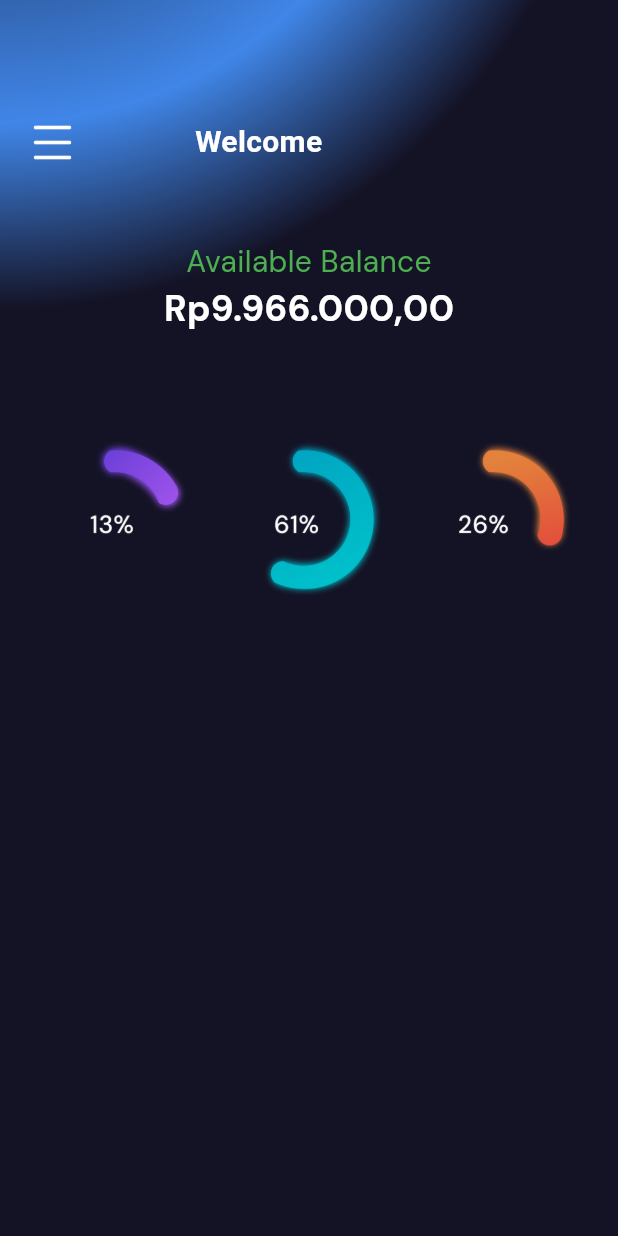
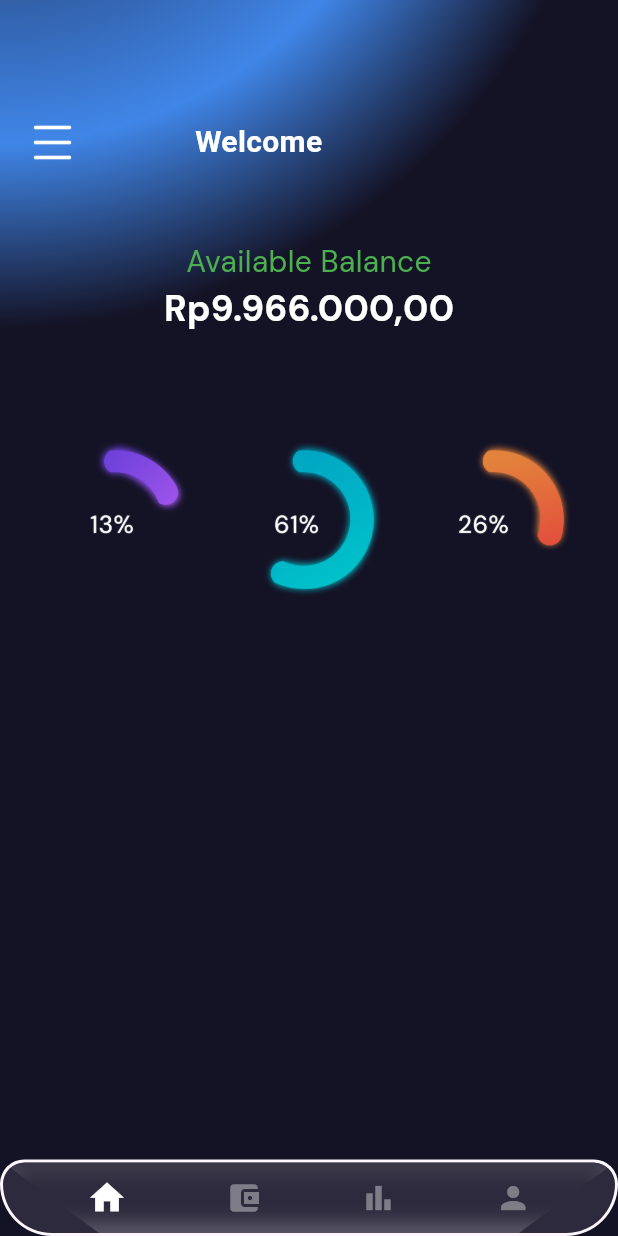
Before and after one commit to vann10/projek_pab_duit, a Flutter app: the screen it shows after launch, on a phone screen of 412 x 824 dp. Run offline on Flutter 3.47's test engine with Material 3 defaults, Android fonts, the phone set to English and light mode, and no system bars; drawn by our look-alikes of zoom_tap_animation; our stand-ins replace google_fonts; Roboto replaces fonts that are missing (Syncopate).

Commit message:
nambahin bawah

```diff
--- a/lib/bottom_navbar.dart
+++ b/lib/bottom_navbar.dart
@@ -1,4 +1,6 @@
+import 'dart:ui';
 import 'package:flutter/material.dart';
+import 'package:zoom_tap_animation/zoom_tap_animation.dart';
 
 class CustomBottomNavBar extends StatelessWidget {
   final int currentIndex;
@@ -12,41 +14,81 @@ class CustomBottomNavBar extends StatelessWidget {
 
   @override
   Widget build(BuildContext context) {
-    return ClipRRect(
+    final theme = Theme.of(context);
+
+    return Positioned(
+      bottom: 18,
+      left: 18,
+      right: 18,
+      height: 86,
+      child: Container(
+        decoration: BoxDecoration(
+          border: Border.all(width: 2, color: theme.scaffoldBackgroundColor),
           borderRadius: const BorderRadius.only(
-        topLeft: Radius.circular(30),
-        topRight: Radius.circular(30),
+            topRight: Radius.circular(24),
+            topLeft: Radius.circular(24),
+            bottomLeft: Radius.circular(52),
+            bottomRight: Radius.circular(52),
           ),
-      child: BottomAppBar(
-        color: Colors.black.withValues(alpha: 0.5), // semi-transparan
-        elevation: 0,
-        child: Padding(
-          padding: const EdgeInsets.symmetric(vertical: 10, horizontal: 20),
+          color: theme.scaffoldBackgroundColor.withOpacity(0.1),
+        ),
+        child: ClipRRect(
+          borderRadius: const BorderRadius.only(
+            topRight: Radius.circular(24),
+            topLeft: Radius.circular(24),
+            bottomLeft: Radius.circular(52),
+            bottomRight: Radius.circular(52),
+          ),
+          child: ClipPath(
+            clipper: MyCustomClipper(),
+            child: BackdropFilter(
+              filter: ImageFilter.blur(sigmaX: 8, sigmaY: 8),
               child: Row(
-            mainAxisAlignment: MainAxisAlignment.spaceAround,
+                mainAxisAlignment: MainAxisAlignment.spaceEvenly,
                 children: [
                   _buildIcon(Icons.home, 0),
                   _buildIcon(Icons.account_balance_wallet, 1),
-              _buildIcon(Icons.bar_chart, 2, isCenter: true),
+                  _buildIcon(Icons.bar_chart, 2),
                   _buildIcon(Icons.person, 3),
                 ],
+              ),
+            ),
           ),
         ),
       ),
     );
   }
 
-  Widget _buildIcon(IconData icon, int index, {bool isCenter = false}) {
-    return GestureDetector(
+  Widget _buildIcon(IconData icon, int index) {
+    final isSelected = currentIndex == index;
+    return ZoomTapAnimation(
       onTap: () => onTap(index),
-      child: Container(
+      child: AnimatedContainer(
+        duration: const Duration(milliseconds: 200),
         padding: const EdgeInsets.all(10),
         child: Icon(
           icon,
-          size: currentIndex == index ? 27 : 24,
-          color: currentIndex == index ? Colors.white : Colors.white54,
+          size: isSelected ? 27 : 24,
+          color: isSelected ? Colors.white : Colors.white38,
         ),
       ),
     );
   }
 }
+
+class MyCustomClipper extends CustomClipper<Path> {
+  @override
+  Path getClip(Size size) {
+    Path path = Path();
+    path.moveTo(0, 0);
+    path.lineTo(size.width, 0);
+    path.lineTo(size.width - 64, size.height);
+    path.lineTo(64, size.height);
+    path.lineTo(0, 0);
+    path.close();
+    return path;
+  }
+
+  @override
+  bool shouldReclip(covariant CustomClipper<Path> oldClipper) => true;
+}
--- a/lib/home_page.dart
+++ b/lib/home_page.dart
@@ -22,14 +22,31 @@ class _HomePageState extends State<HomePage> {
   @override
   Widget build(BuildContext context) {
     return Scaffold(
-      drawer: const AppDrawer(),
-      body: Builder(builder: (context) => Stack(
+      backgroundColor: const Color(0xFF141326),
+      body: _pages[_currentIndex],
+      bottomNavigationBar: CustomBottomNavBar(
+        currentIndex: _currentIndex,
+        onTap: (index) {
+          setState(() {
+            _currentIndex = index;
+          });
+        },
+      ),
+    );
+  }
+}
+
+class HomeContent extends StatelessWidget {
+  @override
+  Widget build(BuildContext context) {
+    return Stack(
       children: [
         Container(
           width: double.infinity,
           height: double.infinity,
           decoration: const BoxDecoration(
-              gradient: RadialGradient(center: Alignment(-1.0, -1.5),
+            gradient: RadialGradient(
+              center: Alignment(-1.0, -1.5),
               radius: 1,
               colors: [
                 Color(0xFF141326),
@@ -40,75 +57,19 @@ class _HomePageState extends State<HomePage> {
             ),
           ),
         ),
-          Column(
-            children: [
-              Header(context),
-              const SizedBox(height: 50),
-              Balance(),
+        Column(children: [Header(), const SizedBox(height: 50), Balance()]),
       ],
-              ),
-            ],
-          ),
-        ),
     );
   }
 }
 
-  // @override
-  // Widget build(BuildContext context) {
-  //   return Scaffold(
-  //     body: Stack(
-  //       children: [
-  //         // Background image
-  //         Container(
-  //           width: double.infinity,
-  //           height: double.infinity,
-  //           child: Container(
-  //             decoration: BoxDecoration(
-  //               gradient: RadialGradient(
-  //                 center: Alignment(-1.0, -1.5),
-  //                 radius: 1,
-  //                 colors: [
-  //                   Color(0xFF141326),
-  //                   Color.fromARGB(255, 64, 134, 232),
-  //                   Color(0xFF141326),
-  //                 ],
-  //                 stops: [0.0, 0.7, 1],
-  //               ),
-  //             ),
-  //           ),
-  //         ),
-
-  //         Column(children: [
-  //           Header(),
-  //           SizedBox(height: 50),
-  //           Balance()
-  //           ]
-  //           ),
-  //       ],
-  //     ),
-  //   );
-  // }
-
-Widget Header(BuildContext context) {
+Widget Header() {
   return Padding(
-    padding: const EdgeInsets.only(
-      top: 80.0,
-      left: 20.0,
-    ),
+    padding: const EdgeInsets.only(top: 80.0, left: 20.0),
     child: Row(
       children: [
-        GestureDetector(
-          onTap: () {
-            Scaffold.of(context).openDrawer();
-          },
-          child: Image.asset(
-            'assets/images/hamburger.png',
-            width: 30,
-            height: 30,
-          ),
-        ),
-        const SizedBox(width: 80),
+        Image.asset('assets/images/hamburger.png', width: 30, height: 30),
+        SizedBox(width: 80),
         Text(
           "Welcome",
           style: GoogleFonts.syncopate(
@@ -145,45 +106,3 @@ Widget Balance() {
     ),
   );
 }
-
-class AppDrawer extends StatelessWidget {
-  const AppDrawer({super.key});
-
-  @override
-  Widget build(BuildContext context) {
-    return Drawer(
-      backgroundColor: Color(0xFF1A1A2E),
-      child: ListView(
-        padding: EdgeInsets.zero,
-        children: [
-          const DrawerHeader(
-            decoration: BoxDecoration(
-              color: Color(0xFF0F3460),
-            ),
-            child: Text(
-              'Menu',
-              style: TextStyle(
-                color: Colors.white,
-                fontSize: 24,
-              ),
-            ),
-          ),
-          ListTile(
-            leading: Icon(Icons.home, color: Colors.white),
-            title: const Text('Beranda', style: TextStyle(color: Colors.white)),
-            onTap: () {
-              Navigator.pop(context);
-            },
-          ),
-          ListTile(
-            leading: Icon(Icons.settings, color: Colors.white),
-            title: const Text('Pengaturan', style: TextStyle(color: Colors.white)),
-            onTap: () {
-              Navigator.pop(context);
-            },
-          ),
-        ],
-      ),
-    );
-  }
-}
--- a/pubspec.yaml
+++ b/pubspec.yaml
@@ -35,6 +35,7 @@ dependencies:
   # Use with the CupertinoIcons class for iOS style icons.
   cupertino_icons: ^1.0.8
   google_fonts: ^6.2.1
+  zoom_tap_animation: ^1.1.0
 
 dev_dependencies:
   flutter_test:
```
Also changed, not shown: pubspec.lock. Lines whose indentation alone changed are shown as unchanged.
